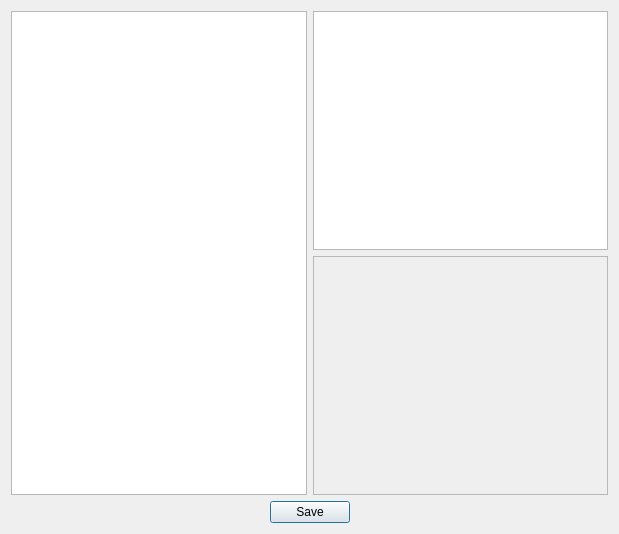
Before: the Qt Designer form ExylorQt/Gui/datadialog.ui in Stas777/Exsylor, drawn with Qt 5.
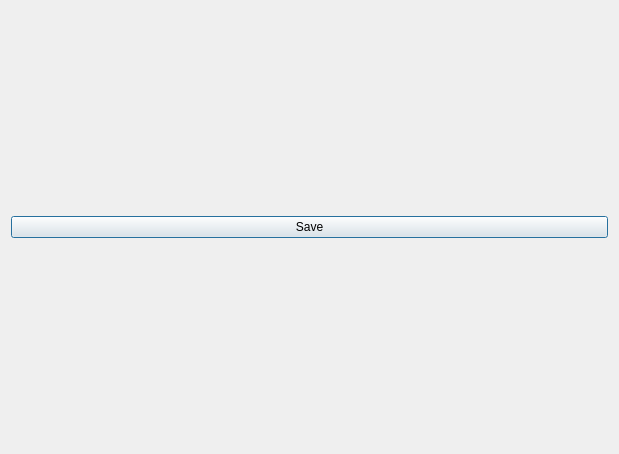
After: the same form once the commit is applied.

Diff of the .ui file:
```diff
--- a/ExylorQt/Gui/datadialog.ui
+++ b/ExylorQt/Gui/datadialog.ui
@@ -7,49 +7,15 @@
     <x>0</x>
     <y>0</y>
     <width>619</width>
-    <height>534</height>
+    <height>454</height>
    </rect>
   </property>
   <property name="windowTitle">
    <string>Data Dialog</string>
   </property>
   <layout class="QVBoxLayout" name="verticalLayout_8">
-   <item>
-    <layout class="QHBoxLayout" name="horizontalLayout_3">
-     <item>
-      <widget class="QTreeView" name="treeView"/>
-     </item>
-     <item>
-      <layout class="QVBoxLayout" name="verticalLayout_6">
-       <item>
-        <widget class="QTableView" name="tableView"/>
-       </item>
-       <item>
-        <widget class="QTextEdit" name="textEdit">
-         <property name="enabled">
-          <bool>false</bool>
-         </property>
-        </widget>
-       </item>
-      </layout>
-     </item>
-    </layout>
-   </item>
    <item>
     <layout class="QHBoxLayout" name="horizontalLayout_4">
-     <item>
-      <spacer name="horizontalSpacer">
-       <property name="orientation">
-        <enum>Qt::Horizontal</enum>
-       </property>
-       <property name="sizeHint" stdset="0">
-        <size>
-         <width>40</width>
-         <height>20</height>
-        </size>
-       </property>
-      </spacer>
-     </item>
      <item>
       <widget class="QPushButton" name="pushButton_4">
        <property name="text">
@@ -57,19 +23,6 @@
        </property>
       </widget>
      </item>
-     <item>
-      <spacer name="horizontalSpacer_2">
-       <property name="orientation">
-        <enum>Qt::Horizontal</enum>
-       </property>
-       <property name="sizeHint" stdset="0">
-        <size>
-         <width>40</width>
-         <height>20</height>
-        </size>
-       </property>
-      </spacer>
-     </item>
     </layout>
    </item>
   </layout>
```
Left out of the diff: 3 changed lines with no effect on the pictures.
